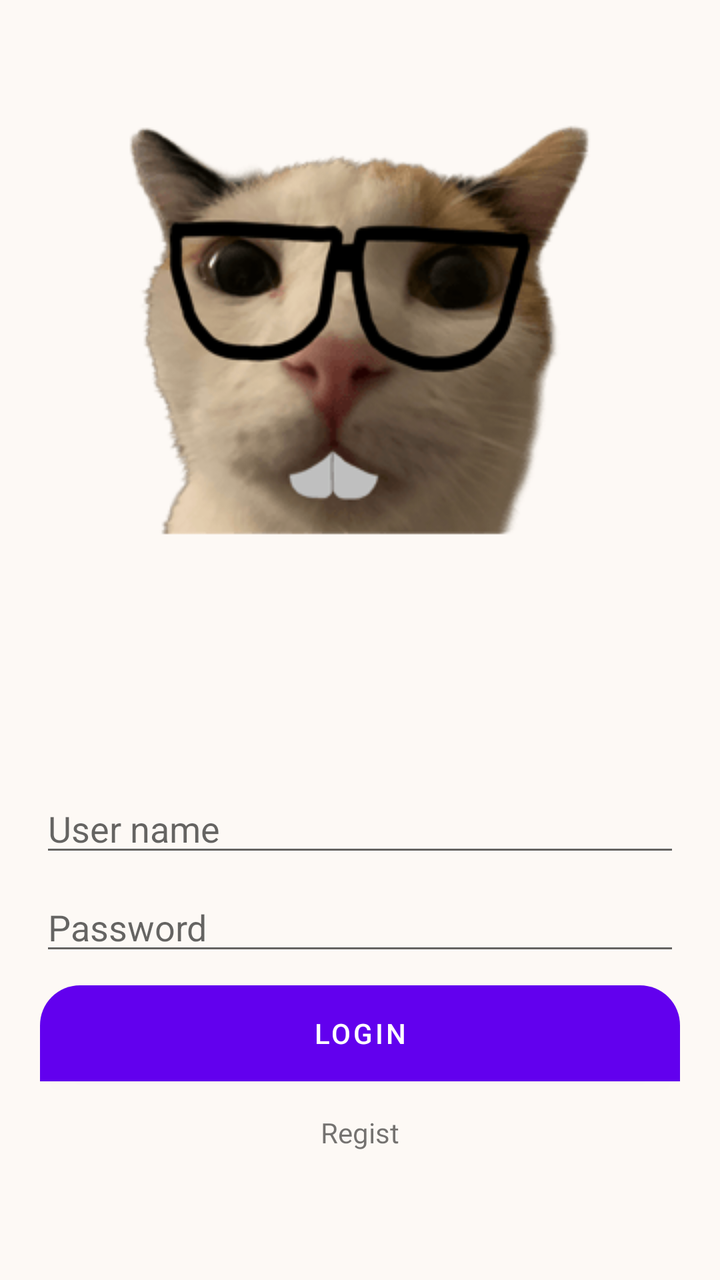
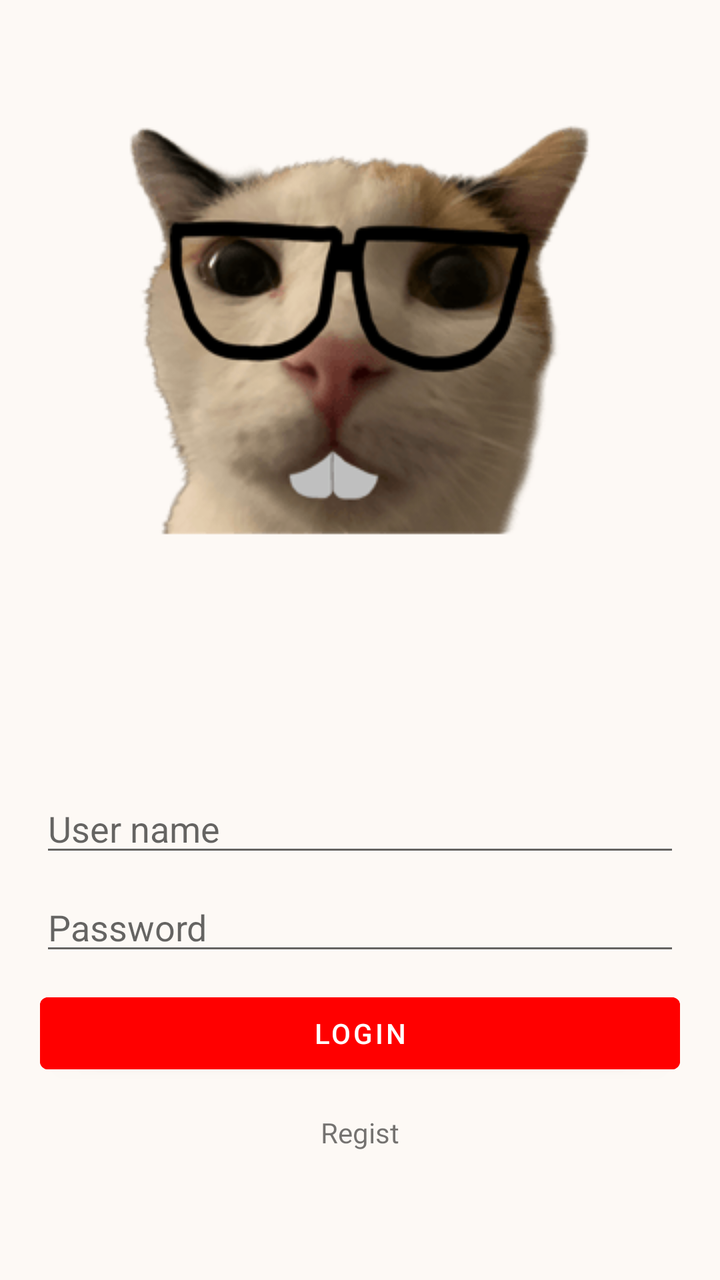

An Android layout rendered at two revisions. The XML below is the earlier revision; the diff shows what the commit changed to produce the second picture.
<!-- AndroidManifest.xml: application theme Theme.Bai1 -->
<!-- res/layout/ex_linear.xml -->
<?xml version="1.0" encoding="utf-8"?>
<LinearLayout xmlns:android="http://schemas.android.com/apk/res/android"
    android:orientation="vertical"
    android:layout_width="match_parent"
    android:layout_height="match_parent"
    >

    <FrameLayout
        android:layout_weight="1"
        android:layout_width="match_parent"
        android:layout_height="wrap_content"
        android:background="#13DEAF7E"
        >
        <ImageView
            android:layout_width="match_parent"
            android:layout_height="match_parent"
            android:scaleType="center"
            android:src="@drawable/img_6"
            />
    </FrameLayout>

    <FrameLayout
        android:layout_weight="1"
        android:layout_width="match_parent"
        android:layout_height="wrap_content"
        android:background="#13DEAF7E"
        >
        <LinearLayout
            android:layout_gravity="center"
            android:padding="20dp"
            android:orientation="vertical"
            android:layout_width="match_parent"
            android:layout_height="wrap_content">
            <EditText
                android:layout_width="match_parent"
                android:layout_height="wrap_content"
                android:hint="User name"
                android:layout_marginBottom="8dp"
                />
            <EditText
                android:layout_width="match_parent"
                android:layout_height="wrap_content"
                android:hint="Password"
                android:layout_marginBottom="10dp"
                />
            <Button
                android:layout_width="match_parent"
                android:layout_height="wrap_content"
                android:text="Login"
                android:layout_marginBottom="16dp"
                android:background="@drawable/edit_text_selecter"
                />
            <TextView
                android:layout_width="wrap_content"
                android:layout_height="wrap_content"
                android:text="Regist"
                android:layout_gravity="center"
                />

        </LinearLayout>

    </FrameLayout>


</LinearLayout>
<!-- resources referenced by this layout -->
<resources>
  <!-- drawable edit_text_selecter (drawable) -->
  <?xml version="1.0" encoding="utf-8"?>
  <shape xmlns:android="http://schemas.android.com/apk/res/android">
      <corners android:topLeftRadius="20dp" android:topRightRadius="20dp"/>
      <solid android:color="#0091FF"/>
  </shape>
  <!-- drawable img_6: png bitmap (drawable, 29199 bytes) -->
  <style name="Theme.Bai1" parent="Theme.MaterialComponents.DayNight.DarkActionBar">
          
          <item name="colorPrimary">@color/purple_500</item>
          <item name="colorPrimaryVariant">@color/purple_700</item>
          <item name="colorOnPrimary">@color/white</item>
          
          <item name="colorSecondary">@color/teal_200</item>
          <item name="colorSecondaryVariant">@color/teal_700</item>
          <item name="colorOnSecondary">@color/black</item>
          
          <item name="android:statusBarColor">?attr/colorPrimaryVariant</item>
          
      </style>
  <color name="purple_500">#FF6200EE</color>
  <color name="purple_700">#FF3700B3</color>
  <color name="white">#FFFFFFFF</color>
  <color name="teal_200">#FF03DAC5</color>
  <color name="teal_700">#FF018786</color>
  <color name="black">#FF000000</color>
</resources>

<!-- the commit's change to res/layout/ex_linear.xml (unified diff, before → after) -->
@@ -3,6 +3,7 @@
     android:orientation="vertical"
     android:layout_width="match_parent"
     android:layout_height="match_parent"
+    android:id="@+id/main"
     >
 
     <FrameLayout
@@ -32,28 +33,32 @@
             android:layout_width="match_parent"
             android:layout_height="wrap_content">
             <EditText
+                android:id="@+id/txt1"
                 android:layout_width="match_parent"
                 android:layout_height="wrap_content"
-                android:hint="User name"
+                android:hint="@string/user_name"
                 android:layout_marginBottom="8dp"
                 />
             <EditText
+                android:id="@+id/txt2"
                 android:layout_width="match_parent"
                 android:layout_height="wrap_content"
-                android:hint="Password"
+                android:hint="@string/password"
                 android:layout_marginBottom="10dp"
                 />
             <Button
+                android:id="@+id/btn1"
                 android:layout_width="match_parent"
                 android:layout_height="wrap_content"
-                android:text="Login"
+                android:text="@string/login"
                 android:layout_marginBottom="16dp"
-                android:background="@drawable/edit_text_selecter"
+                android:backgroundTint="@color/red"
                 />
             <TextView
+                android:id="@+id/txtview"
                 android:layout_width="wrap_content"
                 android:layout_height="wrap_content"
-                android:text="Regist"
+                android:text="@string/regist"
                 android:layout_gravity="center"
                 />
 
<!-- resource entries referenced after the edit -->
@@ -1,13 +1,12 @@
 <!-- resources referenced by this layout -->
 <resources>
-  <!-- drawable edit_text_selecter (drawable) -->
-  <?xml version="1.0" encoding="utf-8"?>
-  <shape xmlns:android="http://schemas.android.com/apk/res/android">
-      <corners android:topLeftRadius="20dp" android:topRightRadius="20dp"/>
-      <solid android:color="#0091FF"/>
-  </shape>
+  <color name="red">#FF0000</color>
   <!-- drawable img_6: png bitmap (drawable, 29199 bytes) -->
-  <style name="Theme.Bai1" parent="Theme.MaterialComponents.DayNight.DarkActionBar">
+  <string name="login">Login</string>
+  <string name="password">Password</string>
+  <string name="regist">Regist</string>
+  <string name="user_name">User name</string>
+  <style name="Theme.Bai1" parent="Theme.MaterialComponents.DayNight.NoActionBar">
           
           <item name="colorPrimary">@color/purple_500</item>
           <item name="colorPrimaryVariant">@color/purple_700</item>
